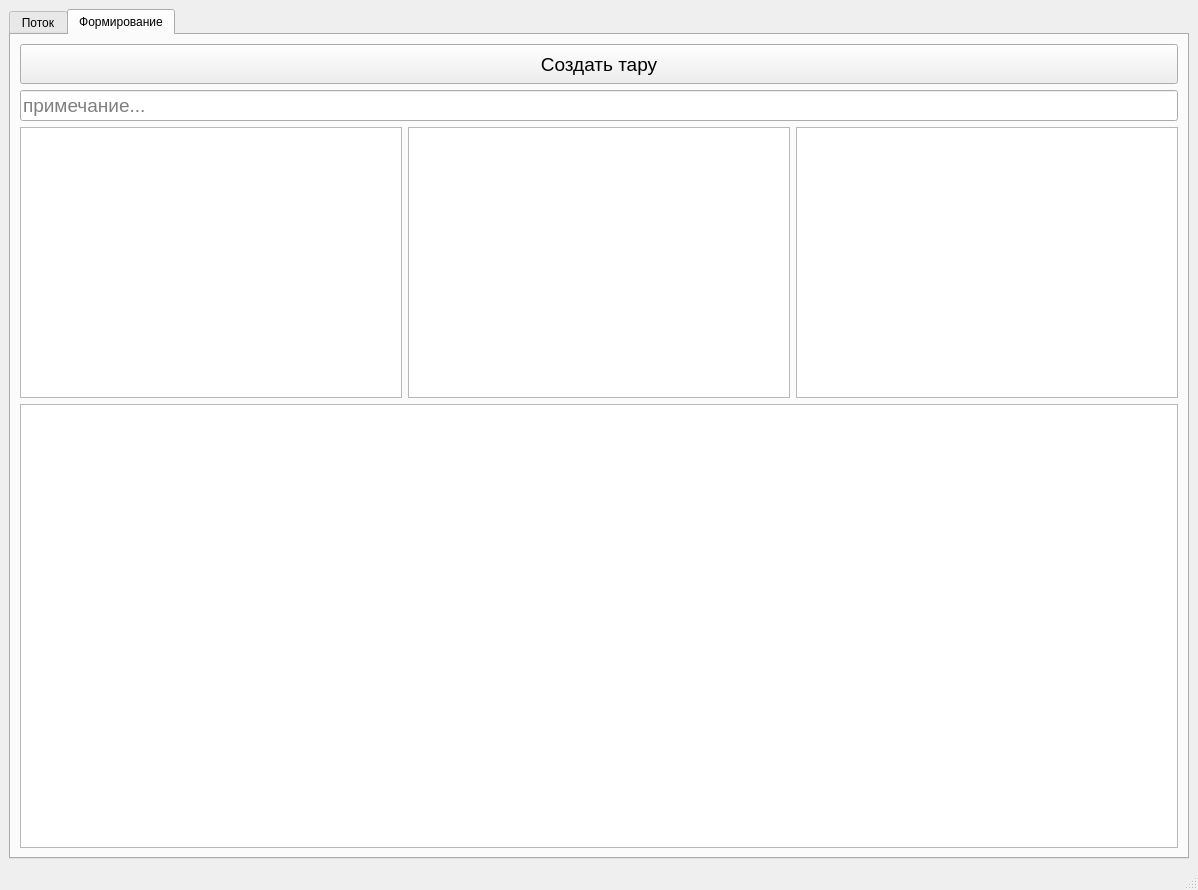
The window that mydesign.ui (Nokturnalmor/Komplekt) describes before a commit, drawn with Qt 5.
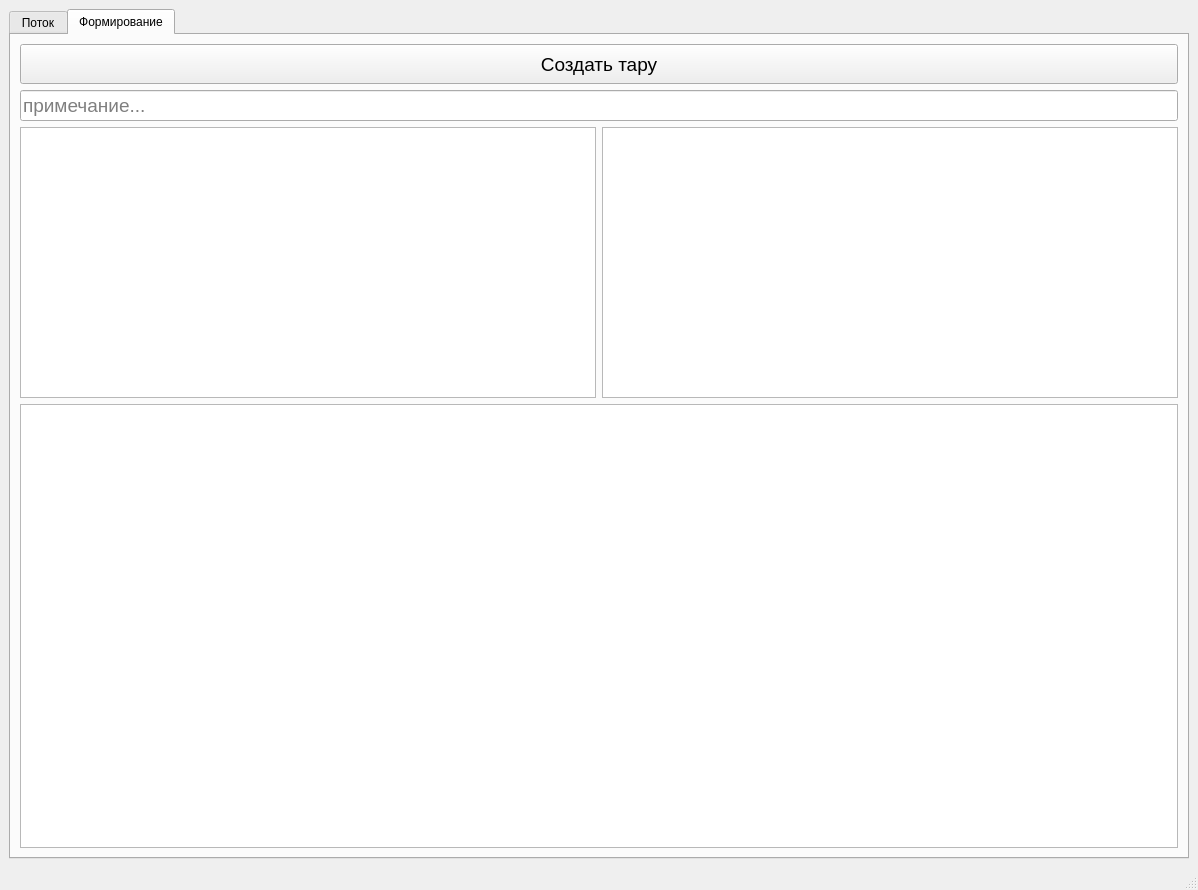
The same window after the commit. The open tabs and pages were chosen to show the change.

```diff
--- a/mydesign.ui
+++ b/mydesign.ui
@@ -182,9 +182,6 @@
             </property>
            </widget>
           </item>
-          <item>
-           <widget class="QTableWidget" name="table_bd_rab_c"/>
-          </item>
          </layout>
         </item>
         <item>
```
Left out of the diff: 2 changed lines with no effect on the pictures.
